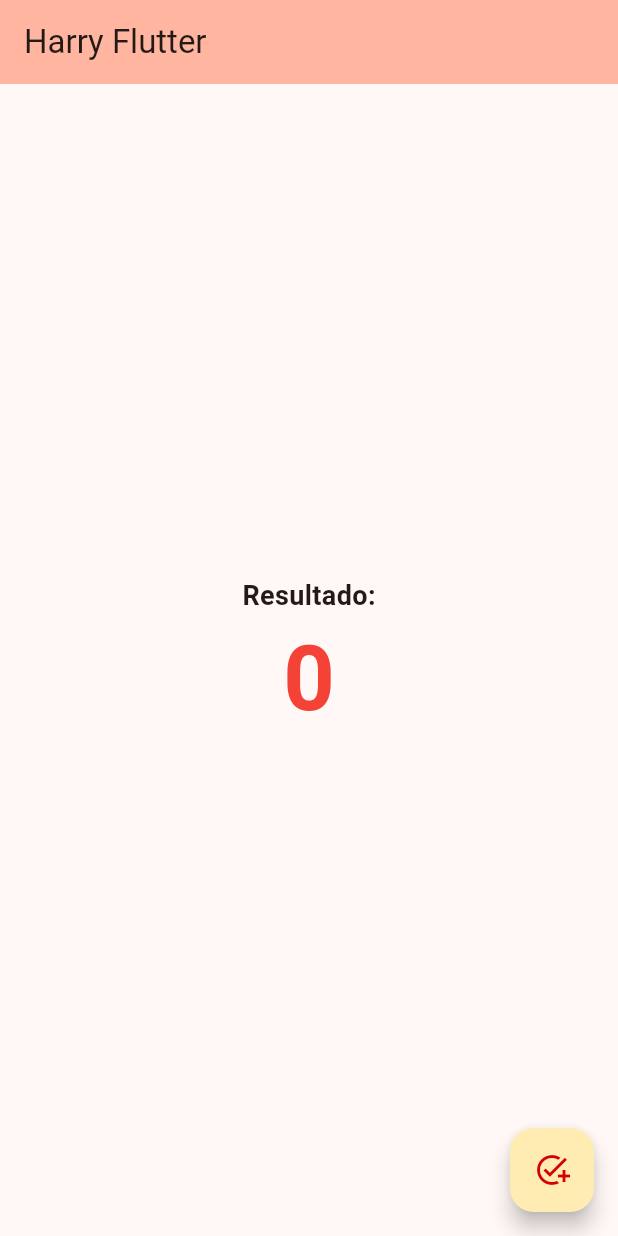
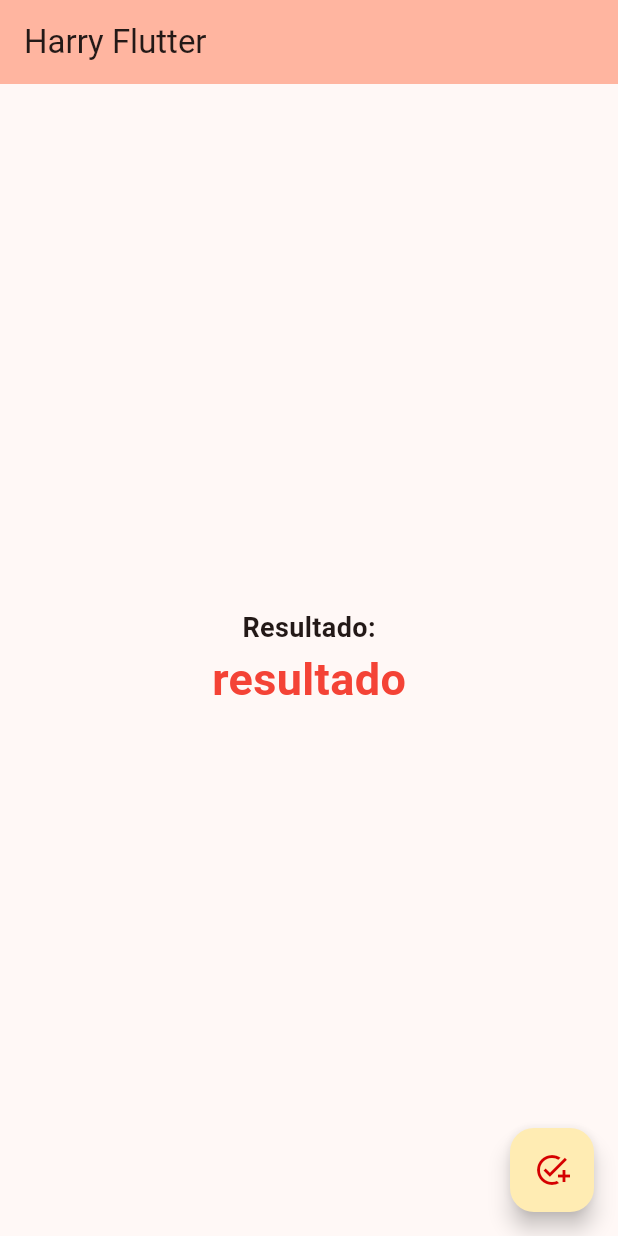
Before and after one commit to Dani-Souza/HarryFlutter, a Flutter app: the screen it shows after launch, on a phone screen of 412 x 824 dp. Run offline on Flutter 3.47's test engine with Material 3 defaults, Android fonts, the phone set to English and light mode, and no system bars.

Commit message:
criado e uma variavel result e alterado sistema para utilizar a variavel

```diff
--- a/lib/main.dart
+++ b/lib/main.dart
@@ -31,10 +31,12 @@ class MyHomePage extends StatefulWidget {
 
 class _MyHomePageState extends State<MyHomePage> {
   int _counter = 0;
+  String _result = "resultado";
 
   void _incrementCounter() {
     setState(() {
       _counter++;
+      _result = _counter.toString();
     });
   }
 
@@ -54,9 +56,9 @@ class _MyHomePageState extends State<MyHomePage> {
               style: TextStyle(fontSize: 18, fontWeight: FontWeight.bold),
             ),
             Text(
-              '$_counter',
+              _result,
               style: const TextStyle(
-                fontSize: 60.0,
+                fontSize: 30.0,
                 color: Colors.red,
                 fontWeight: FontWeight.bold,
               ),
```
